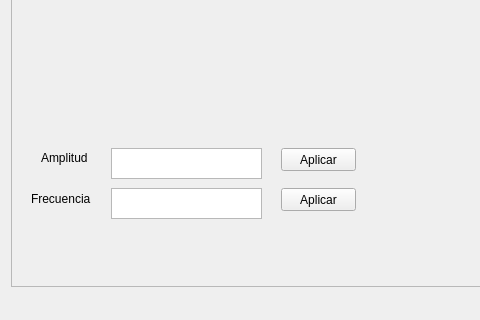
First picture: the form in mainwindow.ui, repository LuisDa/signal_generator, before the edit; both pictures show x 0 to 480 and y 443 to 763 of the 1074 by 763 pixel window.
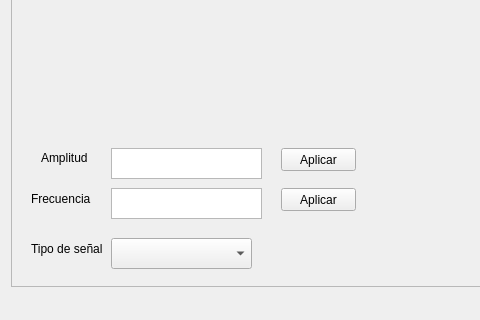
Second picture: the form after the edit. Custom widgets are drawn as their Qt base class.

Commit message: Agrandamos la ventana y añadimos combo para vincularlo a tipo de señal

Diff of the .ui file:
```diff
--- a/mainwindow.ui
+++ b/mainwindow.ui
@@ -28,7 +28,7 @@
         <rect>
          <x>9</x>
          <y>9</y>
-         <width>1031</width>
+         <width>1041</width>
          <height>551</height>
         </rect>
        </property>
@@ -105,6 +105,38 @@
         <string>Aplicar</string>
        </property>
       </widget>
+      <widget class="QComboBox" name="selectorTipoSennal">
+       <property name="geometry">
+        <rect>
+         <x>100</x>
+         <y>670</y>
+         <width>141</width>
+         <height>31</height>
+        </rect>
+       </property>
+       <property name="currentText">
+        <string notr="true"/>
+       </property>
+       <property name="currentIndex">
+        <number>-1</number>
+       </property>
+       <property name="maxVisibleItems">
+        <number>4</number>
+       </property>
+      </widget>
+      <widget class="QLabel" name="label_3">
+       <property name="geometry">
+        <rect>
+         <x>20</x>
+         <y>670</y>
+         <width>71</width>
+         <height>21</height>
+        </rect>
+       </property>
+       <property name="text">
+        <string>Tipo de señal</string>
+       </property>
+      </widget>
      </widget>
     </item>
    </layout>
```
The commit also changes 1 other file.
